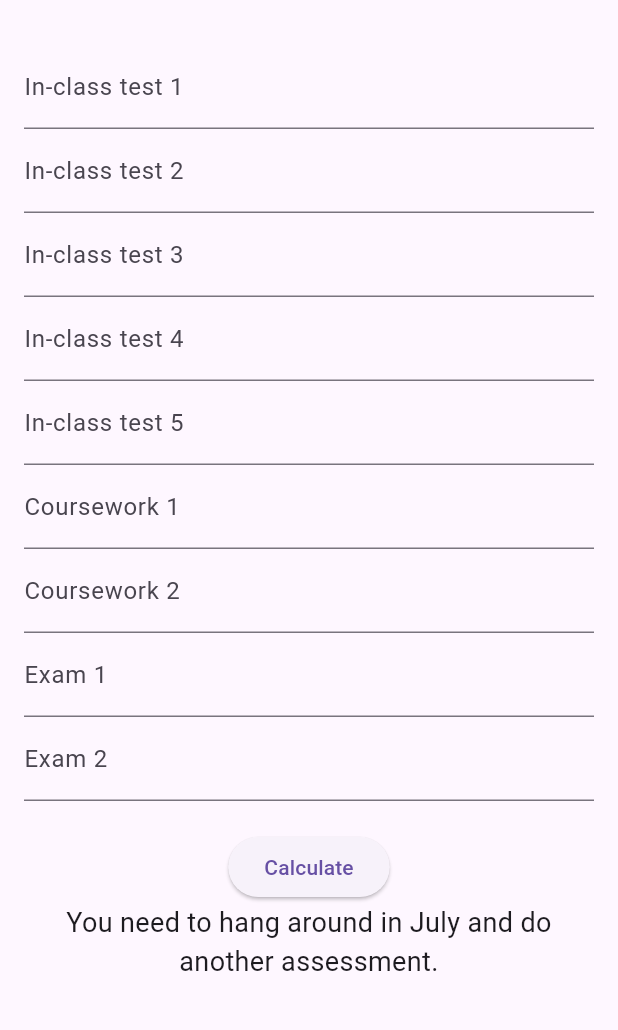
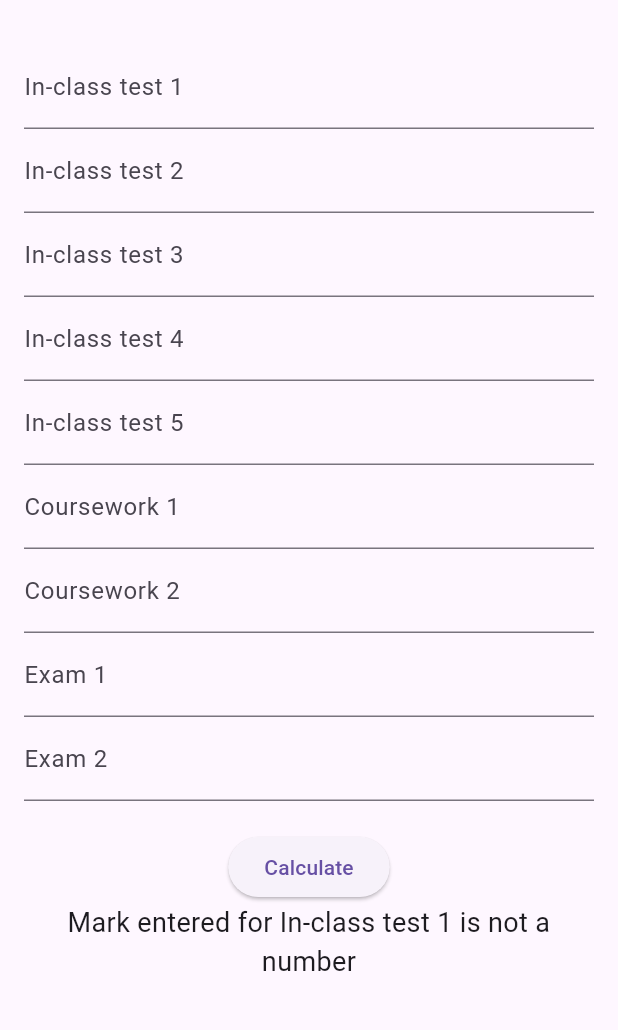
Before and after one commit to manighahrmani/programming_marks_calculator, a Flutter app: the screen it shows after launch, after a tap on "Calculate", on a phone screen of 412 x 824 dp, the part 63-1093 px from its top. Run offline on Flutter 3.47's test engine with Material 3 defaults, Android fonts, the phone set to English and light mode, and no system bars.

Commit message:
chore: Refactor text field controllers and calculate marks logic

```diff
--- a/lib/ui/home_page.dart
+++ b/lib/ui/home_page.dart
@@ -10,33 +10,44 @@ class HomePage extends StatefulWidget {
 }
 
 class _HomePageState extends State<HomePage> {
-  final TextEditingController _ic1Controller = TextEditingController();
-  final TextEditingController _ic2Controller = TextEditingController();
-  final TextEditingController _ic3Controller = TextEditingController();
-  final TextEditingController _ic4Controller = TextEditingController();
-  final TextEditingController _ic5Controller = TextEditingController();
-  final TextEditingController _cw1Controller = TextEditingController();
-  final TextEditingController _cw2Controller = TextEditingController();
-  final TextEditingController _ex1Controller = TextEditingController();
-  final TextEditingController _ex2Controller = TextEditingController();
+  final Map<String, TextEditingController> _controllers = {
+    'In-class test 1': TextEditingController(),
+    'In-class test 2': TextEditingController(),
+    'In-class test 3': TextEditingController(),
+    'In-class test 4': TextEditingController(),
+    'In-class test 5': TextEditingController(),
+    'Coursework 1': TextEditingController(),
+    'Coursework 2': TextEditingController(),
+    'Exam 1': TextEditingController(),
+    'Exam 2': TextEditingController(),
+  };
 
   String _resultMessage = "";
 
   void _calculateMarks() {
-    final marks = {
-      'In-class test 1': int.tryParse(_ic1Controller.text) ?? 0,
-      'In-class test 2': int.tryParse(_ic2Controller.text) ?? 0,
-      'In-class test 3': int.tryParse(_ic3Controller.text) ?? 0,
-      'In-class test 4': int.tryParse(_ic4Controller.text) ?? 0,
-      'In-class test 5': int.tryParse(_ic5Controller.text) ?? 0,
-      'Coursework 1': int.tryParse(_cw1Controller.text) ?? 0,
-      'Coursework 2': int.tryParse(_cw2Controller.text) ?? 0,
-      'Exam 1': int.tryParse(_ex1Controller.text) ?? 0,
-      'Exam 2': int.tryParse(_ex2Controller.text) ?? 0,
-    };
-    final calculator = MarksCalculator();
-    final totalMarks = calculator.calculateTotalMarks(marks);
-    final message = calculator.getMessage(totalMarks);
+    Map<String, int> marks = {};
+    for (final entry in _controllers.entries) {
+      int? enteredValue = int.tryParse(entry.value.text);
+      if (enteredValue == null) {
+        setState(() {
+          _resultMessage = 'Mark entered for ${entry.key} is not a number';
+        });
+        return;
+      }
+      int mark = enteredValue;
+      if (mark < 0 || mark > 100) {
+        setState(() {
+          _resultMessage =
+              'Mark entered for ${entry.key} is not between 0 and 100';
+        });
+        return;
+      }
+      marks[entry.key] = mark;
+    }
+
+    final MarksCalculator calculator = MarksCalculator();
+    final double totalMark = calculator.calculateTotalMarks(marks);
+    final String message = calculator.getMessage(totalMark);
     setState(() {
       _resultMessage = message;
     });
@@ -44,6 +55,33 @@ class _HomePageState extends State<HomePage> {
 
   @override
   Widget build(BuildContext context) {
+    final List<Widget> columnWidgets = [];
+    for (final entry in _controllers.entries) {
+      columnWidgets.add(
+        TextField(
+          controller: entry.value,
+          keyboardType: TextInputType.number,
+          decoration: InputDecoration(
+            labelText: entry.key,
+          ),
+        ),
+      );
+    }
+    columnWidgets.add(const SizedBox(height: 20));
+    columnWidgets.add(
+      ElevatedButton(
+        onPressed: _calculateMarks,
+        child: const Text('Calculate'),
+      ),
+    );
+    columnWidgets.add(
+      Text(
+        _resultMessage,
+        style: const TextStyle(fontSize: 18),
+        textAlign: TextAlign.center,
+      ),
+    );
+
     return Scaffold(
       appBar: AppBar(
         title: const Text('Programming Marks Calculator'),
@@ -51,39 +89,9 @@ class _HomePageState extends State<HomePage> {
       body: Padding(
         padding: const EdgeInsets.all(16.0),
         child: Column(
-          children: [
-            _buildTextField(_ic1Controller, 'In-class test 1'),
-            _buildTextField(_ic2Controller, 'In-class test 2'),
-            _buildTextField(_ic3Controller, 'In-class test 3'),
-            _buildTextField(_ic4Controller, 'In-class test 4'),
-            _buildTextField(_ic5Controller, 'In-class test 5'),
-            _buildTextField(_cw1Controller, 'Coursework 1'),
-            _buildTextField(_cw2Controller, 'Coursework 2'),
-            _buildTextField(_ex1Controller, 'Exam 1'),
-            _buildTextField(_ex2Controller, 'Exam 2'),
-            const SizedBox(height: 20),
-            ElevatedButton(
-              onPressed: _calculateMarks,
-              child: const Text('Calculate'),
-            ),
-            Text(
-              _resultMessage,
-              style: const TextStyle(fontSize: 18),
-              textAlign: TextAlign.center,
-            ),
-          ],
+          children: columnWidgets,
         ),
       ),
     );
   }
-
-  Widget _buildTextField(TextEditingController controller, String label) {
-    return TextField(
-      controller: controller,
-      keyboardType: TextInputType.number,
-      decoration: InputDecoration(
-        labelText: label,
-      ),
-    );
-  }
 }
```
